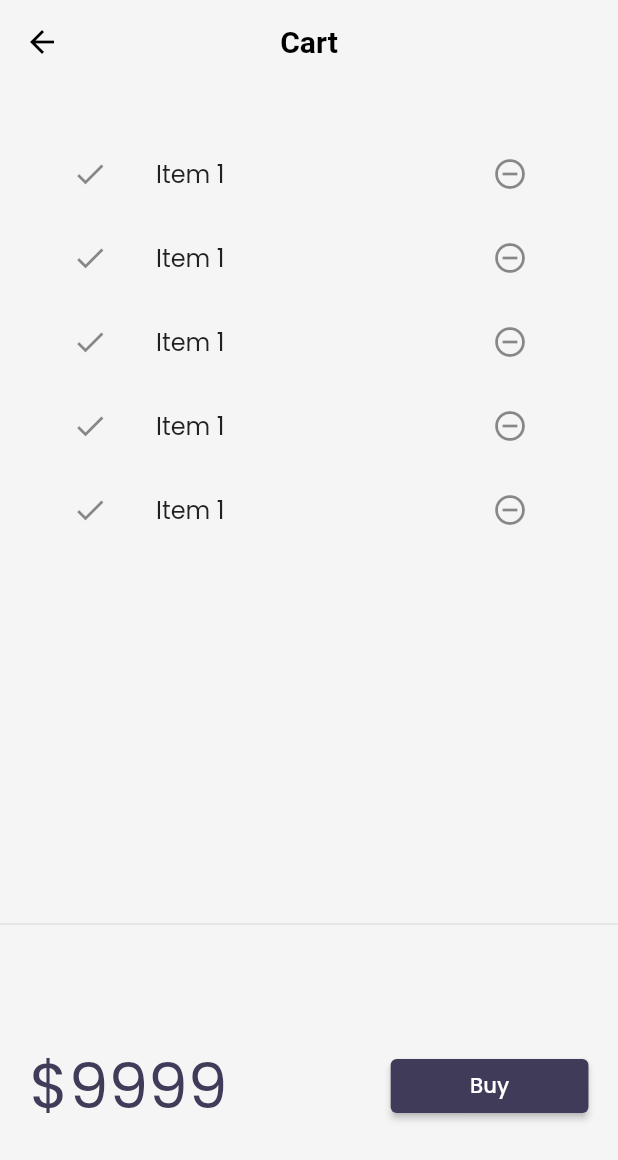
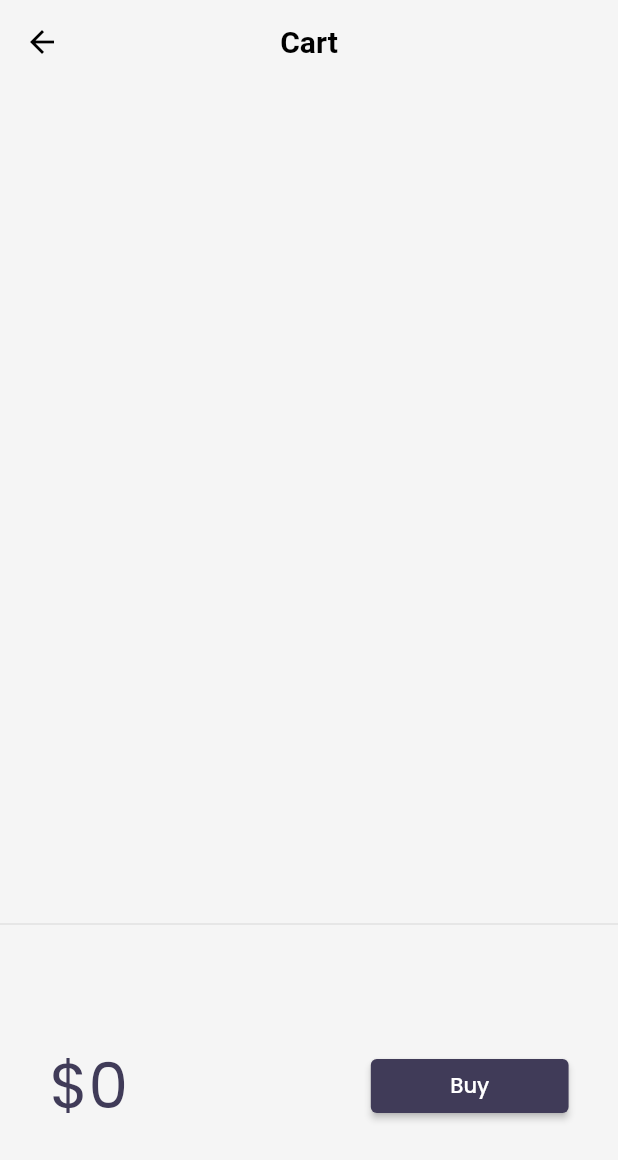
Before and after one commit to Shubham20052001/CatalogApp, a Flutter app: the CartPage screen opened by its route, on a phone screen of 412 x 824 dp. Shown: the top 1160 px of the screen. Run offline on Flutter 3.47's test engine with Material 2 defaults, Android fonts, the phone set to English and light mode, and no system bars; our stand-ins replace google_fonts, velocity_x; network calls fail.

Commit message:
added - add to cart funtionality.

```diff
--- a/lib/models/cart.dart
+++ b/lib/models/cart.dart
@@ -1,10 +1,17 @@
 import 'package:flutter_catalog/models/catalog.dart';
 
 class CartModel {
+  // Making class as Singleton
+  static final cartModel = CartModel._internal();
+
+  CartModel._internal();
+
+  factory CartModel() => cartModel;
+
   // catalog fields
   CatalogModel _catalog;
 
-// Collection of IDs = store IDs of each item
+  // Collection of IDs = store IDs of each item
   final List<int> _itemIds = [];
 
   // Get Catalog
--- a/lib/models/catalog.dart
+++ b/lib/models/catalog.dart
@@ -1,4 +1,11 @@
 class CatalogModel {
+// Making class as Singleton
+  static final cartModel = CatalogModel._internal();
+
+  CatalogModel._internal();
+
+  factory CatalogModel() => cartModel;
+
   static List<Item>? items;
 
   // Get Item by ID...
--- a/lib/pages/cart_page.dart
+++ b/lib/pages/cart_page.dart
@@ -1,4 +1,5 @@
 import 'package:flutter/material.dart';
+import 'package:flutter_catalog/models/cart.dart';
 import 'package:velocity_x/velocity_x.dart';
 
 class CartPage extends StatelessWidget {
@@ -29,12 +30,17 @@ class _CartTotal extends StatelessWidget {
 
   @override
   Widget build(BuildContext context) {
+    final _cart = CartModel();
     return SizedBox(
       height: 200,
       child: Row(
         mainAxisAlignment: MainAxisAlignment.spaceAround,
         children: [
-          "\$9999".text.xl5.color(Theme.of(context).accentColor).make(),
+          "\$${_cart.totalPrice}"
+              .text
+              .xl5
+              .color(Theme.of(context).accentColor)
+              .make(),
           30.widthBox,
           ElevatedButton(
             child: const Text("Buy"),
@@ -63,15 +69,16 @@ class _CartList extends StatefulWidget {
 }
 
 class __CartListState extends State<_CartList> {
+  final _cart = CartModel();
   @override
   Widget build(BuildContext context) {
     return ListView.builder(
-      itemCount: 5,
+      itemCount: _cart.items.length,
       itemBuilder: (context, index) => ListTile(
         leading: const Icon(Icons.done),
         trailing: IconButton(
             onPressed: () {}, icon: Icon(Icons.remove_circle_outline)),
-        title: const Text("Item 1"),
+        title: Text(_cart.items[index].name),
       ),
     );
   }
```
Also changed, not shown: lib/widgets/home_widgets/catalog_list.dart (+36 -8 lines), lib/widgets/home_widgets/catalog_item.dart (deleted).
